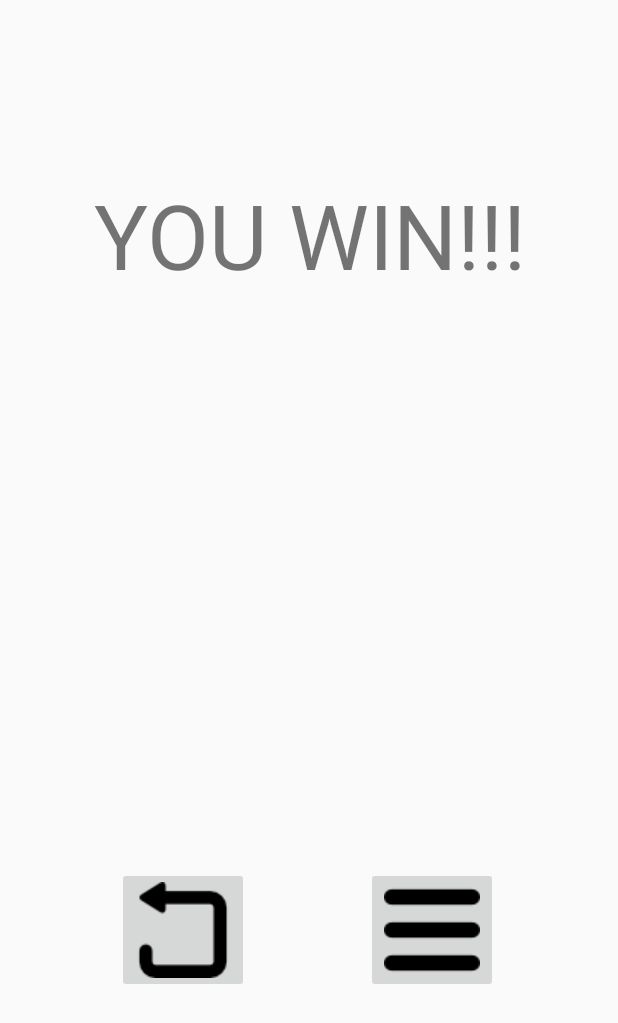
After one commit to vkovalenk0/KidCard, an Android app: the WinActivity screen opened directly, with no data from a screen before it, on a phone screen of 412 x 824 dp. The commit adds this screen. Shown: the top 1023 px of the screen. Run offline under Robolectric (Android 15) with nearby library versions, the phone set to English and light mode, and no system bars.

```diff
--- a/app/src/main/AndroidManifest.xml
+++ b/app/src/main/AndroidManifest.xml
@@ -16,7 +16,8 @@
             </intent-filter>
         </activity>
         <activity android:name=".ChooseGameActivity" />
-        <activity android:name=".GameFindSimilarActivity"></activity>
+        <activity android:name=".GameFindSimilarActivity" />
+        <activity android:name=".WinActivity"></activity>
     </application>
 
 </manifest>
--- /dev/null
+++ b/app/src/main/java/com/kovalenkovolodymyr/kidcard/WinActivity.java
@@ -0,0 +1,48 @@
+package com.kovalenkovolodymyr.kidcard;
+
+import android.content.Intent;
+import android.support.v7.app.AppCompatActivity;
+import android.os.Bundle;
+import android.view.View;
+
+public class WinActivity extends AppCompatActivity {
+    public final static String GAME_RESTART_EXTRA = "game_restart_extra";
+    public final static int GAME1_RESTART = 1;
+    public final static int GAME2_RESTART = 2;
+    public final static int GAME3_RESTART = 3;
+
+    @Override
+    protected void onCreate(Bundle savedInstanceState) {
+        super.onCreate(savedInstanceState);
+        setContentView(R.layout.activity_win);
+
+    }
+
+    public void onClick(View view) {
+        AppCompatActivity activity;
+
+        Intent intent = new Intent();
+        switch (view.getId()){
+            case R.id.btnGameRestart:
+                switch (getIntent().getExtras().getInt(GAME_RESTART_EXTRA)){
+                    case GAME1_RESTART:
+                        intent.setClass(this, GameFindSimilarActivity.class);
+                        finish();
+                        break;
+                    case GAME2_RESTART:
+                        break; //TODO Game2 and Game3
+                    case GAME3_RESTART:
+                        break;
+                }
+
+
+                startActivity(intent);
+                finish();
+                break;
+            case R.id.btnToChooseGame:
+                finish();
+                break;
+        }
+    }
+
+}
--- /dev/null
+++ b/app/src/main/res/drawable/card_borders.xml
@@ -0,0 +1,7 @@
+<?xml version="1.0" encoding="utf-8"?>
+<shape android:shape="rectangle"
+    xmlns:android="http://schemas.android.com/apk/res/android">
+
+<stroke android:width="4dp" android:color="#000"/>
+
+</shape>
--- /dev/null
+++ b/app/src/main/res/layout/activity_win.xml
@@ -0,0 +1,45 @@
+<?xml version="1.0" encoding="utf-8"?>
+<RelativeLayout xmlns:android="http://schemas.android.com/apk/res/android"
+    xmlns:app="http://schemas.android.com/apk/res-auto"
+    xmlns:tools="http://schemas.android.com/tools"
+    android:id="@+id/activity_win"
+    android:layout_width="match_parent"
+    android:layout_height="match_parent"
+    android:paddingBottom="@dimen/activity_vertical_margin"
+    android:paddingLeft="@dimen/activity_horizontal_margin"
+    android:paddingRight="@dimen/activity_horizontal_margin"
+    android:paddingTop="@dimen/activity_vertical_margin"
+    tools:context="com.kovalenkovolodymyr.kidcard.WinActivity">
+
+    <TextView
+        android:layout_width="match_parent"
+        android:layout_height="wrap_content"
+        android:gravity="center"
+        android:text="@string/you_win"
+        android:textSize="60sp"
+        android:layout_marginTop="100dp"
+        android:id="@+id/textView"
+        android:layout_alignParentTop="true"
+        android:layout_alignParentStart="true" />
+
+    <ImageButton
+        android:layout_width="wrap_content"
+        android:layout_height="wrap_content"
+        app:srcCompat="@drawable/play_again"
+        android:layout_marginStart="62dp"
+        android:layout_marginBottom="146dp"
+        android:id="@+id/btnGameRestart"
+        android:layout_alignParentBottom="true"
+        android:layout_alignParentStart="true"
+        android:onClick="onClick" />
+
+    <ImageButton
+        android:layout_width="wrap_content"
+        android:layout_height="wrap_content"
+        app:srcCompat="@drawable/game_chose_menu"
+        android:layout_marginEnd="64dp"
+        android:id="@+id/btnToChooseGame"
+        android:layout_alignTop="@+id/btnGameRestart"
+        android:layout_alignParentEnd="true"
+        android:onClick="onClick" />
+</RelativeLayout>
--- a/app/src/main/res/values/strings.xml
+++ b/app/src/main/res/values/strings.xml
@@ -4,4 +4,6 @@
     <string name="options">Options</string>
     <string name="exit">Exit</string>
     <string name="go">GO!</string>
+    <string name="you_win">YOU WIN!!!</string>
+    <string name="alphabet">""</string>
 </resources>
```
Also changed, not shown: app/src/main/java/com/kovalenkovolodymyr/kidcard/GameFindSimilarActivity.java (+20 -12 lines), app/src/main/java/com/kovalenkovolodymyr/kidcard/PairCards.java (+4 -3 lines), app/src/main/res/drawable/game_chose_menu.png (added), app/src/main/res/drawable/play_again.png (added).
